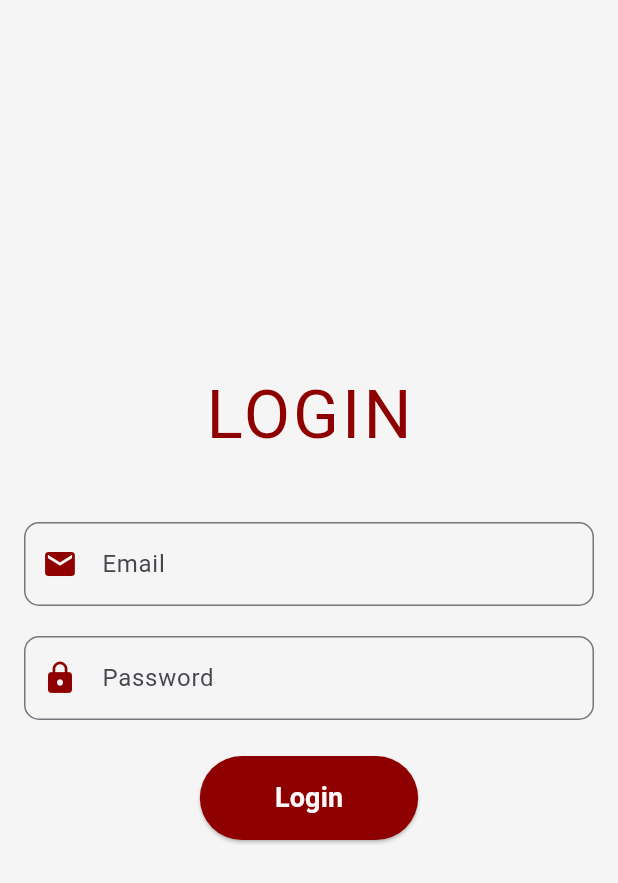
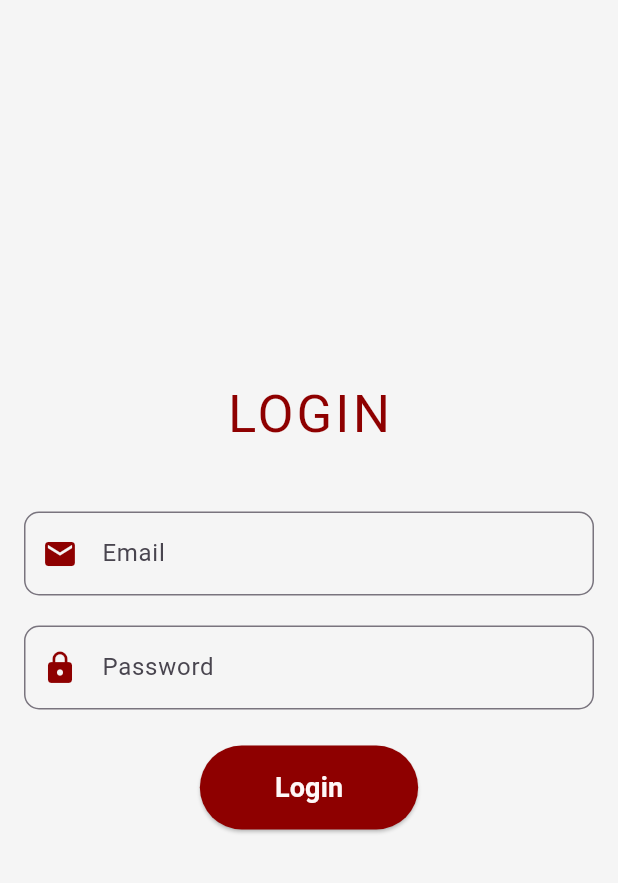
Before and after one commit to abhipawar2004/bansal_sons_Admin, a Flutter app: the screen it shows after launch, on a phone screen of 412 x 824 dp. Shown: the top 883 px of the screen. Run offline on Flutter 3.47's test engine with Material 3 defaults, Android fonts, the phone set to English and light mode, and no system bars; our stand-ins replace dio, equatable, flutter_bloc, flutter_screenutil, get_it, image_picker.

Commit message:
Enhance LoginPage font size and implement category filtering in fetchProducts function for improved product display

```diff
--- a/lib/features/add_product/presentation/pages/login_page.dart
+++ b/lib/features/add_product/presentation/pages/login_page.dart
@@ -22,7 +22,7 @@ class LoginPage extends StatelessWidget {
               style: TextStyle(
                 letterSpacing: 2,
                 color: kPrimary,
-                fontSize: 45
+                fontSize: 35,
               ),),
                 SizedBox(
                   height: 40,
```
Also changed, not shown: lib/widget/home_grid.dart (+10 -1 lines).
